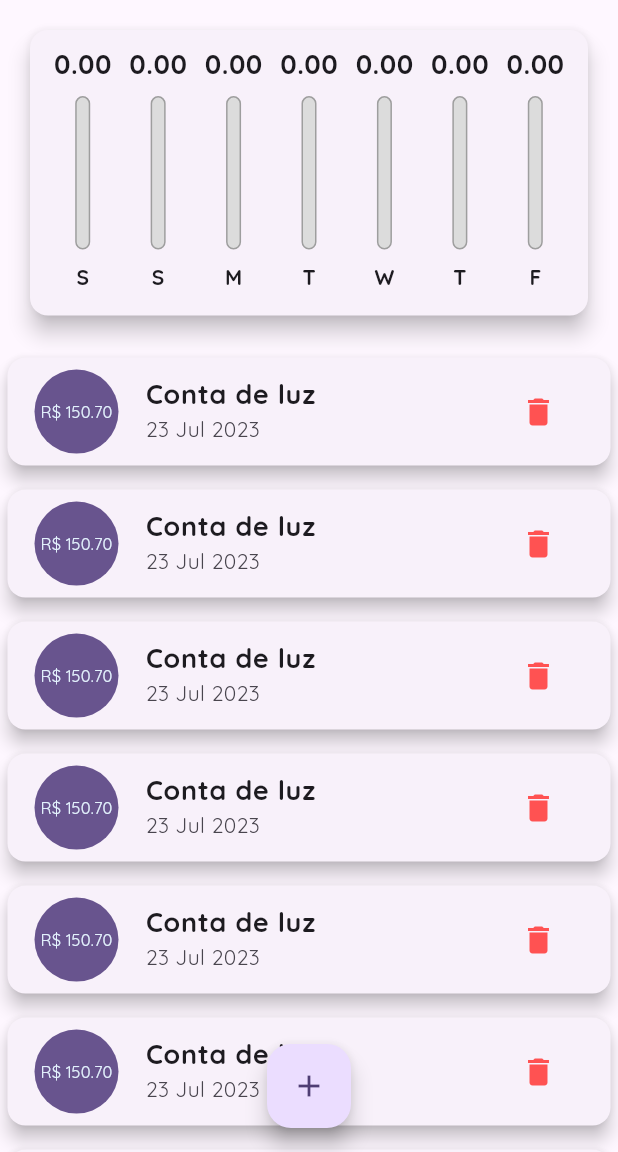
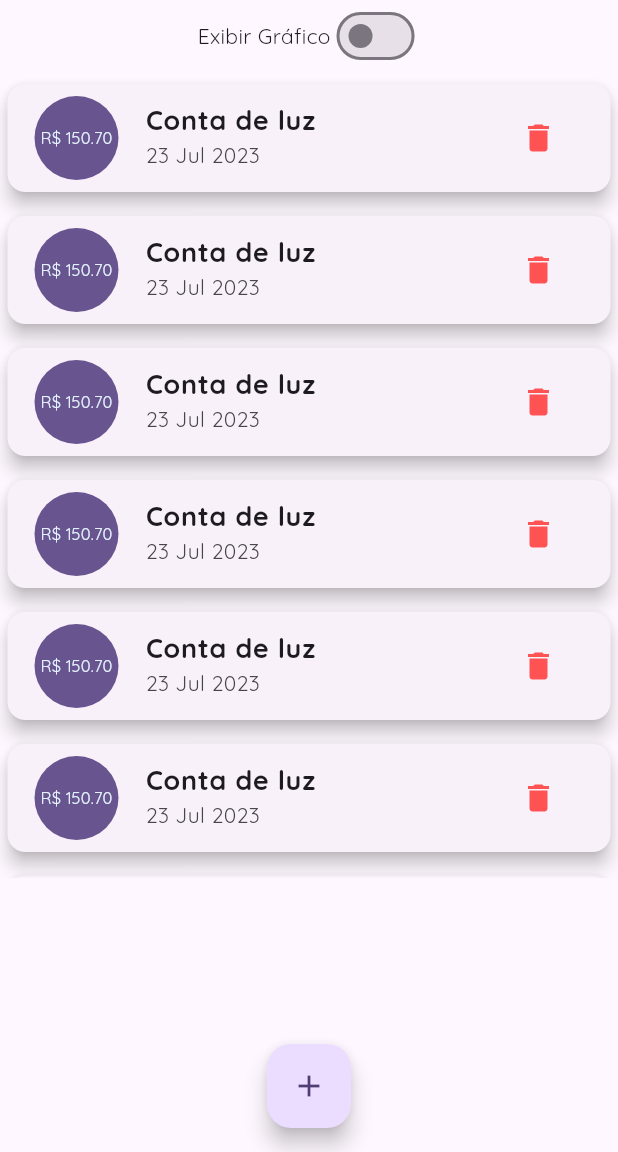
Before and after one commit to WagaoCarvalhoDev/personal_expenses, a Flutter app: the screen it shows after launch, on a phone screen of 412 x 824 dp, the part 84-1236 px from its top. Run offline on Flutter 3.47's test engine with Material 2 defaults, Android fonts, the phone set to English and light mode, and no system bars.

```diff
--- a/lib/home_page.dart
+++ b/lib/home_page.dart
@@ -16,6 +16,7 @@ class HomePage extends StatefulWidget {
 
 class _MyHomePageState extends State<HomePage> {
   final List<Transaction> transactions = TransactionsData.transactions;
+  bool _showChart = false;
 
   List<Transaction> get _recentTransaction {
     return transactions.where((tr) {
@@ -85,10 +86,26 @@ class _MyHomePageState extends State<HomePage> {
         child: Column(
           crossAxisAlignment: CrossAxisAlignment.stretch,
           children: <Widget>[
+            Row(
+              mainAxisAlignment: MainAxisAlignment.center,
+              children: [
+                const Text('Exibir Gráfico'),
+                Switch(
+                  value: _showChart,
+                  onChanged: (value) {
+                    setState(() {
+                      _showChart = value;
+                    });
+                  },
+                ),
+              ],
+            ),
+            if (_showChart)
               SizedBox(
                 height: availableHeight * 0.3,
                 child: Chart(recentTransaction: _recentTransaction),
               ),
+            if (!_showChart)
               SizedBox(
                 height: availableHeight * 0.7,
                 child: TransactionsList(
--- a/lib/main.dart
+++ b/lib/main.dart
@@ -10,6 +10,9 @@ class MyApp extends StatelessWidget {
 
   @override
   Widget build(BuildContext context) {
+    /*SystemChrome.setPreferredOrientations([
+      DeviceOrientation.portraitUp,
+    ]);*/
     return MaterialApp(
       title: 'Flutter Demo',
       theme: ThemeData(
```
Lines whose indentation alone changed are shown as unchanged.
